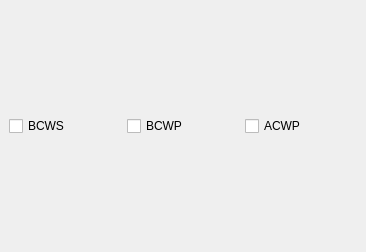
First picture: the form in kplato/kptchartpanelbase.ui, repository KDE/calligra, before the edit.
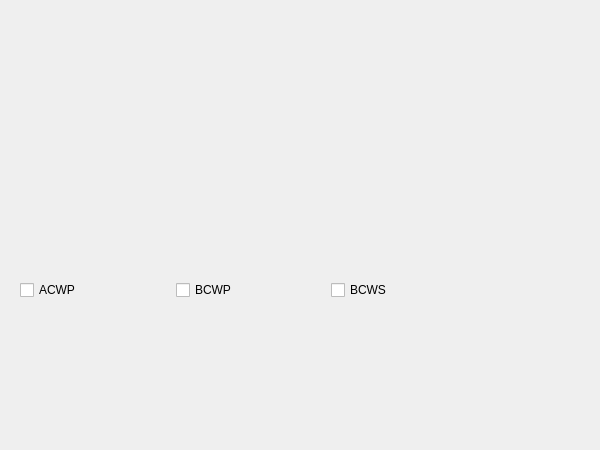
Second picture: the form after the edit.

```diff
--- a/kplato/kptchartpanelbase.ui
+++ b/kplato/kptchartpanelbase.ui
@@ -6,47 +6,36 @@
    <rect>
     <x>0</x>
     <y>0</y>
-    <width>366</width>
-    <height>252</height>
+    <width>600</width>
+    <height>450</height>
    </rect>
   </property>
+  <property name="maximumSize" >
+   <size>
+    <width>600</width>
+    <height>450</height>
+   </size>
+  </property>
   <property name="windowTitle" >
    <string>Form</string>
   </property>
-  <layout class="QGridLayout" >
+  <widget class="QWidget" name="horizontalLayout" >
+   <property name="geometry" >
+    <rect>
+     <x>20</x>
+     <y>260</y>
+     <width>461</width>
+     <height>61</height>
+    </rect>
+   </property>
+   <layout class="QHBoxLayout" >
    <property name="margin" >
-    <number>9</number>
+     <number>0</number>
    </property>
    <property name="spacing" >
     <number>6</number>
    </property>
-   <item row="0" column="0" >
-    <widget class="QCheckBox" name="curve1" >
-     <property name="whatsThis" >
-      <string>&lt;html>&lt;head>&lt;meta name="qrichtext" content="1" />&lt;style type="text/css">
-p, li { white-space: pre-wrap; }
-&lt;/style>&lt;/head>&lt;body style=" font-family:'Sans Serif'; font-size:9pt; font-weight:400; font-style:normal; text-decoration:none;">
-&lt;p style=" margin-top:0px; margin-bottom:0px; margin-left:0px; margin-right:0px; -qt-block-indent:0; text-indent:0px;">Budgeted Cost of Work Scheduled&lt;/p>&lt;/body>&lt;/html></string>
-     </property>
-     <property name="text" >
-      <string>BCWS</string>
-     </property>
-    </widget>
-   </item>
-   <item row="0" column="1" >
-    <widget class="QCheckBox" name="curve2" >
-     <property name="whatsThis" >
-      <string>&lt;html>&lt;head>&lt;meta name="qrichtext" content="1" />&lt;style type="text/css">
-p, li { white-space: pre-wrap; }
-&lt;/style>&lt;/head>&lt;body style=" font-family:'Sans Serif'; font-size:9pt; font-weight:400; font-style:normal; text-decoration:none;">
-&lt;p style=" margin-top:0px; margin-bottom:0px; margin-left:0px; margin-right:0px; -qt-block-indent:0; text-indent:0px;">Budgeted Cost of Work Performed&lt;/p>&lt;/body>&lt;/html></string>
-     </property>
-     <property name="text" >
-      <string>BCWP</string>
-     </property>
-    </widget>
-   </item>
-   <item row="0" column="2" >
+    <item>
     <widget class="QCheckBox" name="curve3" >
      <property name="whatsThis" >
       <string>&lt;html>&lt;head>&lt;meta name="qrichtext" content="1" />&lt;style type="text/css">
@@ -59,7 +48,52 @@
      </property>
     </widget>
    </item>
-  </layout>
+    <item>
+     <widget class="QCheckBox" name="curve2" >
+      <property name="whatsThis" >
+       <string>&lt;html>&lt;head>&lt;meta name="qrichtext" content="1" />&lt;style type="text/css">
+p, li { white-space: pre-wrap; }
+&lt;/style>&lt;/head>&lt;body style=" font-family:'Sans Serif'; font-size:9pt; font-weight:400; font-style:normal; text-decoration:none;">
+&lt;p style=" margin-top:0px; margin-bottom:0px; margin-left:0px; margin-right:0px; -qt-block-indent:0; text-indent:0px;">Budgeted Cost of Work Performed&lt;/p>&lt;/body>&lt;/html></string>
+      </property>
+      <property name="text" >
+       <string>BCWP</string>
+      </property>
+     </widget>
+    </item>
+    <item>
+     <widget class="QCheckBox" name="curve1" >
+      <property name="whatsThis" >
+       <string>&lt;html>&lt;head>&lt;meta name="qrichtext" content="1" />&lt;style type="text/css">
+p, li { white-space: pre-wrap; }
+&lt;/style>&lt;/head>&lt;body style=" font-family:'Sans Serif'; font-size:9pt; font-weight:400; font-style:normal; text-decoration:none;">
+&lt;p style=" margin-top:0px; margin-bottom:0px; margin-left:0px; margin-right:0px; -qt-block-indent:0; text-indent:0px;">Budgeted Cost of Work Scheduled&lt;/p>&lt;/body>&lt;/html></string>
+      </property>
+      <property name="text" >
+       <string>BCWS</string>
+      </property>
+     </widget>
+    </item>
+   </layout>
+  </widget>
+  <widget class="QWidget" name="horizontalLayout_2" >
+   <property name="geometry" >
+    <rect>
+     <x>20</x>
+     <y>20</y>
+     <width>461</width>
+     <height>221</height>
+    </rect>
+   </property>
+   <layout class="QHBoxLayout" >
+    <property name="margin" >
+     <number>0</number>
+    </property>
+    <property name="spacing" >
+     <number>6</number>
+    </property>
+   </layout>
+  </widget>
  </widget>
  <resources/>
  <connections/>
```
Left out of the diff: 2 changed lines with no effect on the pictures. Lines whose indentation alone changed are shown as unchanged.
